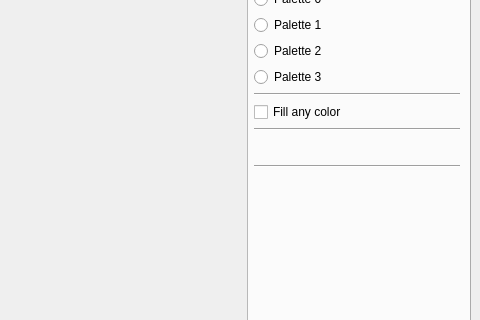
Above: FamiAnimator/mainwindow.ui from evgenykzz2/FamiTool before the change; both pictures show x 392 to 872 and y 111 to 431 of the 872 by 635 pixel window. Below: the same form after it.
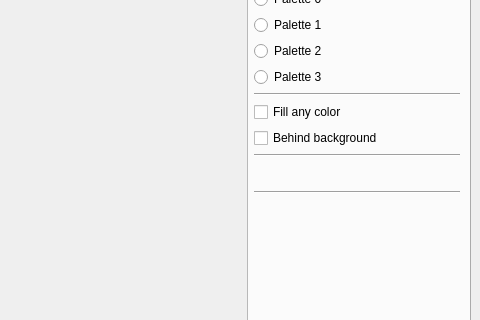
That is the form after the change. The open tabs and pages were chosen to show the change. Icons and pictures are not drawn.

Diff of the .ui file:
```diff
--- a/FamiAnimator/mainwindow.ui
+++ b/FamiAnimator/mainwindow.ui
@@ -1055,6 +1055,13 @@
             </property>
            </widget>
           </item>
+          <item>
+           <widget class="QCheckBox" name="checkBox_oam_foreground">
+            <property name="text">
+             <string>Behind background</string>
+            </property>
+           </widget>
+          </item>
           <item>
            <widget class="Line" name="line_8">
             <property name="orientation">
```
Left out of the diff: 2 changed lines with no effect on the pictures.
